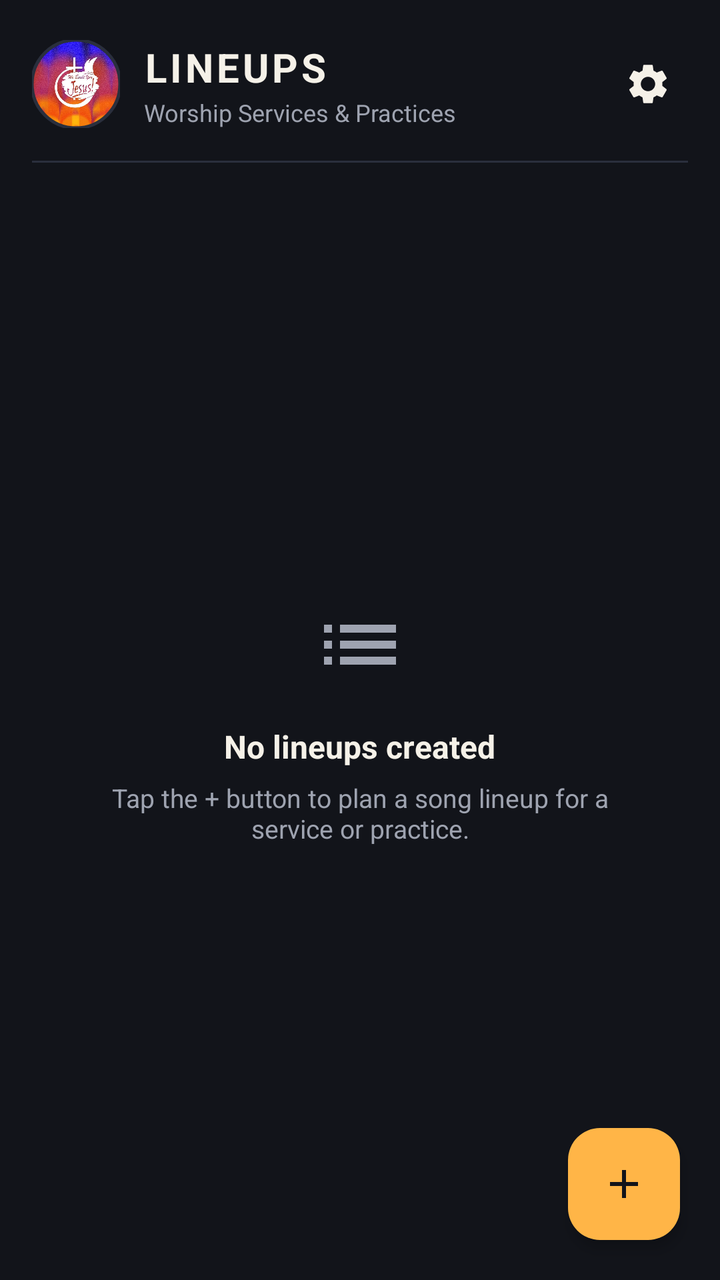
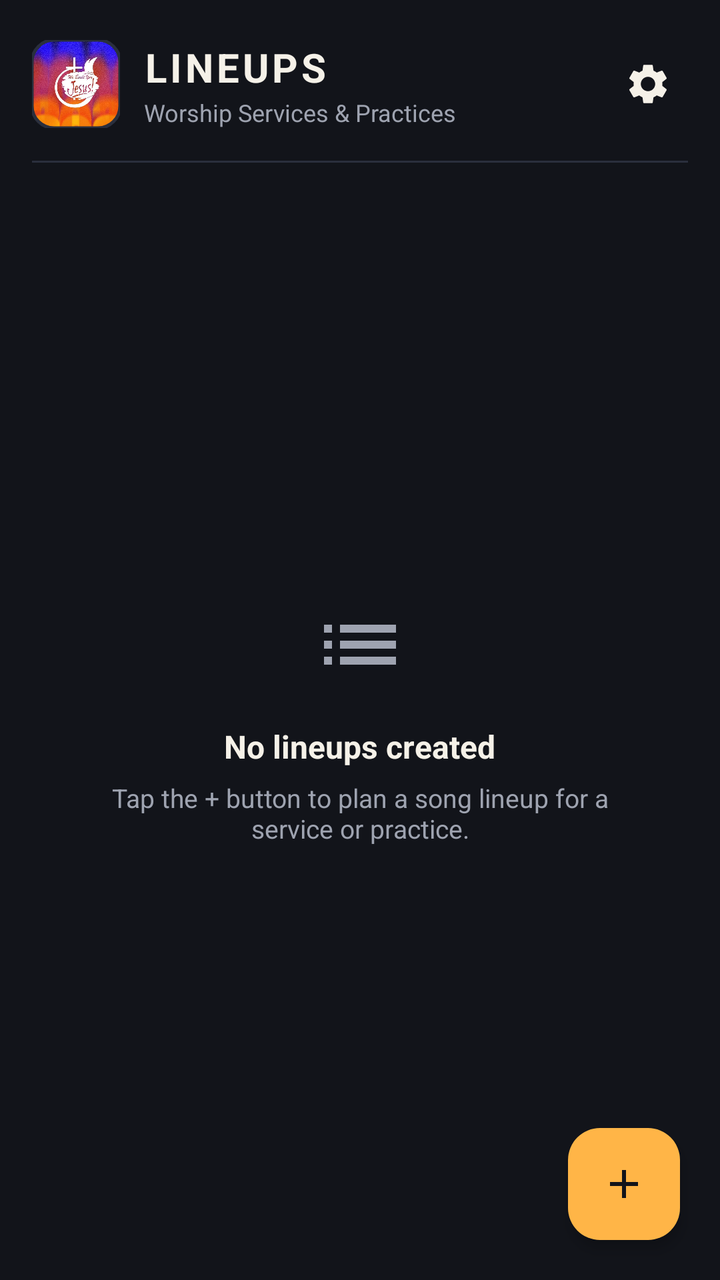

Screens rendered from an Android XML layout before and after an edit, with the pre-edit source and the edit as a unified diff.
<!-- AndroidManifest.xml: application theme Theme.COGChords -->
<!-- res/layout/fragment_lineups.xml -->
<?xml version="1.0" encoding="utf-8"?>
<androidx.coordinatorlayout.widget.CoordinatorLayout xmlns:android="http://schemas.android.com/apk/res/android"
    xmlns:app="http://schemas.android.com/apk/res-auto"
    xmlns:tools="http://schemas.android.com/tools"
    android:layout_width="match_parent"
    android:layout_height="match_parent"
    android:background="?android:attr/windowBackground">

    <LinearLayout
        android:layout_width="match_parent"
        android:layout_height="match_parent"
        android:orientation="vertical"
        android:paddingHorizontal="16dp"
        android:paddingTop="20dp">

        
        <LinearLayout
            android:layout_width="match_parent"
            android:layout_height="wrap_content"
            android:gravity="center_vertical"
            android:orientation="horizontal">

            
            <com.google.android.material.imageview.ShapeableImageView
                android:id="@+id/iv_header_logo"
                android:layout_width="44dp"
                android:layout_height="44dp"
                android:layout_marginEnd="12dp"
                android:clickable="true"
                android:contentDescription="COGChords Logo"
                android:focusable="true"
                android:foreground="?android:attr/selectableItemBackgroundBorderless"
                android:scaleType="centerCrop"
                android:src="@drawable/app_logo"
                app:shapeAppearanceOverlay="@style/ShapeAppearance.COGChords.Circle"
                app:strokeColor="?attr/colorOutline"
                app:strokeWidth="1.5dp" />

            <LinearLayout
                android:layout_width="0dp"
                android:layout_height="wrap_content"
                android:layout_weight="1"
                android:orientation="vertical">

                <TextView
                    android:id="@+id/tv_header_title"
                    android:layout_width="wrap_content"
                    android:layout_height="wrap_content"
                    android:letterSpacing="0.08"
                    android:text="LINEUPS"
                    android:textColor="?attr/colorOnSurface"
                    android:textSize="20sp"
                    android:textStyle="bold" />

                <TextView
                    android:id="@+id/tv_header_subtitle"
                    android:layout_width="wrap_content"
                    android:layout_height="wrap_content"
                    android:layout_marginTop="1dp"
                    android:text="Worship Services &amp; Practices"
                    android:textColor="?attr/colorOnSurfaceVariant"
                    android:textSize="12sp" />
            </LinearLayout>

            
            <ImageView
                android:id="@+id/btn_settings"
                android:layout_width="40dp"
                android:layout_height="40dp"
                android:background="?android:attr/selectableItemBackgroundBorderless"
                android:contentDescription="Settings"
                android:padding="8dp"
                android:src="@drawable/ic_settings"
                app:tint="?attr/colorOnSurface" />

        </LinearLayout>

        
        <View
            android:layout_width="match_parent"
            android:layout_height="1dp"
            android:layout_marginTop="16dp"
            android:background="?attr/colorOutline" />

        
        <FrameLayout
            android:layout_width="match_parent"
            android:layout_height="0dp"
            android:layout_weight="1">

            
            <androidx.recyclerview.widget.RecyclerView
                android:id="@+id/rv_lineups"
                android:layout_width="match_parent"
                android:layout_height="match_parent"
                android:clipToPadding="false"
                android:paddingVertical="8dp" />

            
            <LinearLayout
                android:id="@+id/layout_empty_state_lineups"
                android:layout_width="match_parent"
                android:layout_height="match_parent"
                android:gravity="center"
                android:orientation="vertical"
                android:padding="32dp">

                <ImageView
                    android:layout_width="48dp"
                    android:layout_height="48dp"
                    android:contentDescription="No Lineups"
                    android:src="@drawable/ic_lineup"
                    app:tint="?attr/colorOnSurfaceVariant" />

                <TextView
                    android:layout_width="wrap_content"
                    android:layout_height="wrap_content"
                    android:layout_marginTop="16dp"
                    android:text="No lineups created"
                    android:textColor="?attr/colorOnSurface"
                    android:textSize="16sp"
                    android:textStyle="bold" />

                <TextView
                    android:layout_width="wrap_content"
                    android:layout_height="wrap_content"
                    android:layout_marginTop="6dp"
                    android:gravity="center"
                    android:text="Tap the + button to plan a song lineup for a service or practice."
                    android:textColor="?attr/colorOnSurfaceVariant"
                    android:textSize="13sp" />
            </LinearLayout>

        </FrameLayout>

    </LinearLayout>

    
    <com.google.android.material.floatingactionbutton.FloatingActionButton
        android:id="@+id/fab_add_lineup"
        android:layout_width="wrap_content"
        android:layout_height="wrap_content"
        android:layout_gravity="bottom|end"
        android:layout_margin="20dp"
        android:contentDescription="Add Lineup"
        android:src="@drawable/ic_add"
        app:backgroundTint="?attr/colorPrimary"
        app:elevation="4dp"
        app:tint="?attr/colorOnPrimary" />

</androidx.coordinatorlayout.widget.CoordinatorLayout>
<!-- resources referenced by this layout -->
<resources>
  <!-- drawable ic_add (drawable) -->
  <vector xmlns:android="http://schemas.android.com/apk/res/android"
      android:width="24dp"
      android:height="24dp"
      android:viewportWidth="24"
      android:viewportHeight="24">
    <path
        android:fillColor="@android:color/white"
        android:pathData="M19,13h-6v6h-2v-6H5v-2h6V5h2v6h6v2z"/>
  </vector>
  <!-- drawable ic_lineup (drawable) -->
  <vector xmlns:android="http://schemas.android.com/apk/res/android"
      android:width="24dp"
      android:height="24dp"
      android:viewportWidth="24"
      android:viewportHeight="24">
    <path
        android:fillColor="@android:color/white"
        android:pathData="M3,13h2v-2H3v2zm0,4h2v-2H3v2zm0,-8h2V7H3v2zm4,4h14v-2H7v2zm0,4h14v-2H7v2zM7,7v2h14V7H7z"/>
  </vector>
  <!-- drawable ic_settings (drawable) -->
  <vector xmlns:android="http://schemas.android.com/apk/res/android"
      android:width="24dp"
      android:height="24dp"
      android:viewportWidth="24"
      android:viewportHeight="24">
      <path
          android:fillColor="?attr/colorOnSurface"
          android:pathData="M19.14,12.94c0.04,-0.3 0.06,-0.61 0.06,-0.94 0,-0.32 -0.02,-0.64 -0.07,-0.94l2.03,-1.58c0.18,-0.14 0.23,-0.41 0.12,-0.61l-1.92,-3.32c-0.12,-0.22 -0.37,-0.29 -0.59,-0.22l-2.39,0.96c-0.5,-0.38 -1.03,-0.7 -1.62,-0.94l-0.36,-2.54c-0.04,-0.24 -0.24,-0.41 -0.48,-0.41h-3.84c-0.24,0 -0.43,0.17 -0.47,0.41l-0.36,2.54c-0.59,0.24 -1.13,0.57 -1.62,0.94l-2.39,-0.96c-0.22,-0.08 -0.47,0 -0.59,0.22L2.74,8.87c-0.12,0.21 -0.08,0.47 0.12,0.61l2.03,1.58c-0.05,0.3 -0.09,0.63 -0.09,0.94s0.02,0.64 0.07,0.94l-2.03,1.58c-0.18,0.14 -0.23,0.41 -0.12,0.61l1.92,3.32c0.12,0.22 0.37,0.29 0.59,0.22l2.39,-0.96c0.5,0.38 1.03,0.7 1.62,0.94l0.36,2.54c0.05,0.24 0.24,0.41 0.48,0.41h3.84c0.24,0 0.44,-0.17 0.47,-0.41l0.36,-2.54c0.59,-0.24 1.13,-0.56 1.62,-0.94l2.39,0.96c0.22,0.08 0.47,0 0.59,-0.22l1.92,-3.32c0.12,-0.22 0.07,-0.47 -0.12,-0.61l-2.01,-1.58zM12,15.6c-1.98,0 -3.6,-1.62 -3.6,-3.6s1.62,-3.6 3.6,-3.6 3.6,1.62 3.6,3.6 -1.62,3.6 -3.6,3.6z" />
  </vector>
  <style name="ShapeAppearance.COGChords.Circle" parent="">
          <item name="cornerSize">50%</item>
      </style>
  <style name="Theme.COGChords" parent="Theme.COGChords.DarkStage" />
  <color name="dark_stage_bg">#FF12141A</color>
  <color name="dark_stage_surface">#FF1C1F28</color>
  <color name="dark_stage_badge_bg">#FF252A36</color>
  <color name="dark_stage_accent">#FFFFB547</color>
  <color name="dark_stage_secondary">#FF5B8DEF</color>
  <color name="white">#FFFFFFFF</color>
  <color name="dark_stage_text">#FFF5F1E8</color>
  <color name="dark_stage_text_secondary">#FF9EA3B0</color>
  <color name="dark_stage_divider">#FF2A2F3D</color>
  <color name="dark_stage_text_muted">#FF6C7280</color>
  <!-- unchanged entries left out for length: 2 -->
</resources>

<!-- the commit's change to res/layout/fragment_lineups.xml (unified diff, before → after) -->
@@ -32,7 +32,7 @@
                 android:foreground="?android:attr/selectableItemBackgroundBorderless"
                 android:scaleType="centerCrop"
                 android:src="@drawable/app_logo"
-                app:shapeAppearanceOverlay="@style/ShapeAppearance.COGChords.Circle"
+                app:shapeAppearanceOverlay="@style/ShapeAppearance.COGChords.RoundedSquare"
                 app:strokeColor="?attr/colorOutline"
                 app:strokeWidth="1.5dp" />
 
<!-- resource entries referenced after the edit -->
@@ -30,8 +30,9 @@
           android:fillColor="?attr/colorOnSurface"
           android:pathData="M19.14,12.94c0.04,-0.3 0.06,-0.61 0.06,-0.94 0,-0.32 -0.02,-0.64 -0.07,-0.94l2.03,-1.58c0.18,-0.14 0.23,-0.41 0.12,-0.61l-1.92,-3.32c-0.12,-0.22 -0.37,-0.29 -0.59,-0.22l-2.39,0.96c-0.5,-0.38 -1.03,-0.7 -1.62,-0.94l-0.36,-2.54c-0.04,-0.24 -0.24,-0.41 -0.48,-0.41h-3.84c-0.24,0 -0.43,0.17 -0.47,0.41l-0.36,2.54c-0.59,0.24 -1.13,0.57 -1.62,0.94l-2.39,-0.96c-0.22,-0.08 -0.47,0 -0.59,0.22L2.74,8.87c-0.12,0.21 -0.08,0.47 0.12,0.61l2.03,1.58c-0.05,0.3 -0.09,0.63 -0.09,0.94s0.02,0.64 0.07,0.94l-2.03,1.58c-0.18,0.14 -0.23,0.41 -0.12,0.61l1.92,3.32c0.12,0.22 0.37,0.29 0.59,0.22l2.39,-0.96c0.5,0.38 1.03,0.7 1.62,0.94l0.36,2.54c0.05,0.24 0.24,0.41 0.48,0.41h3.84c0.24,0 0.44,-0.17 0.47,-0.41l0.36,-2.54c0.59,-0.24 1.13,-0.56 1.62,-0.94l2.39,0.96c0.22,0.08 0.47,0 0.59,-0.22l1.92,-3.32c0.12,-0.22 0.07,-0.47 -0.12,-0.61l-2.01,-1.58zM12,15.6c-1.98,0 -3.6,-1.62 -3.6,-3.6s1.62,-3.6 3.6,-3.6 3.6,1.62 3.6,3.6 -1.62,3.6 -3.6,3.6z" />
   </vector>
-  <style name="ShapeAppearance.COGChords.Circle" parent="">
-          <item name="cornerSize">50%</item>
+  <style name="ShapeAppearance.COGChords.RoundedSquare" parent="">
+          <item name="cornerFamily">rounded</item>
+          <item name="cornerSize">25%</item>
       </style>
   <style name="Theme.COGChords" parent="Theme.COGChords.DarkStage" />
   <color name="dark_stage_bg">#FF12141A</color>
